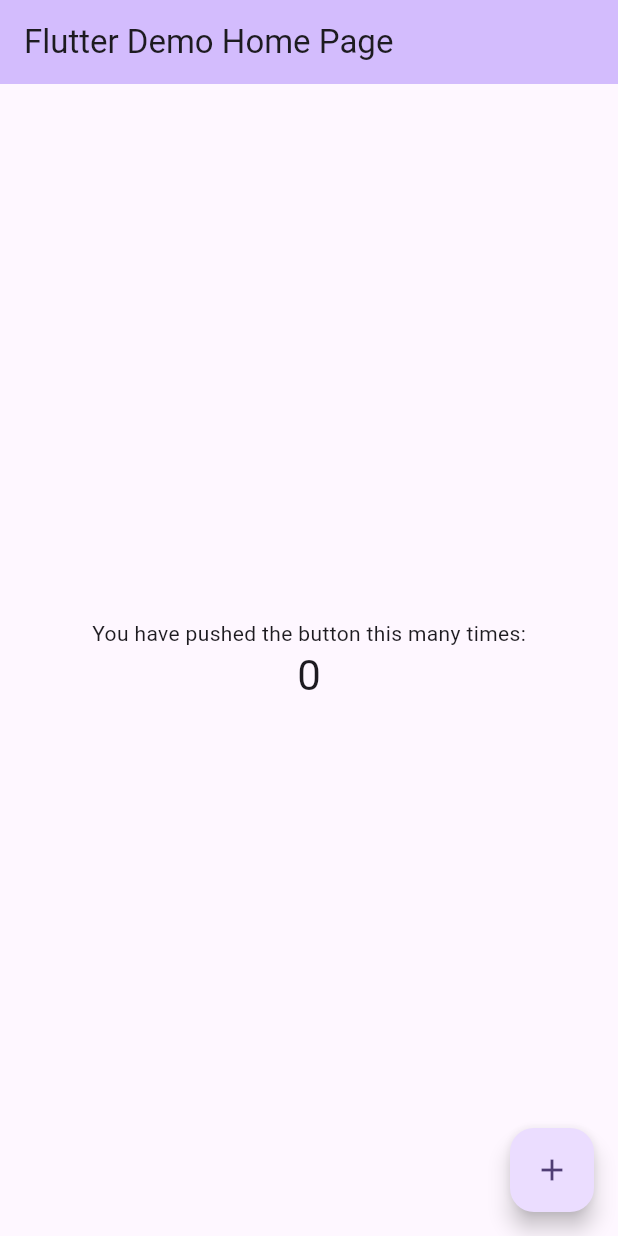
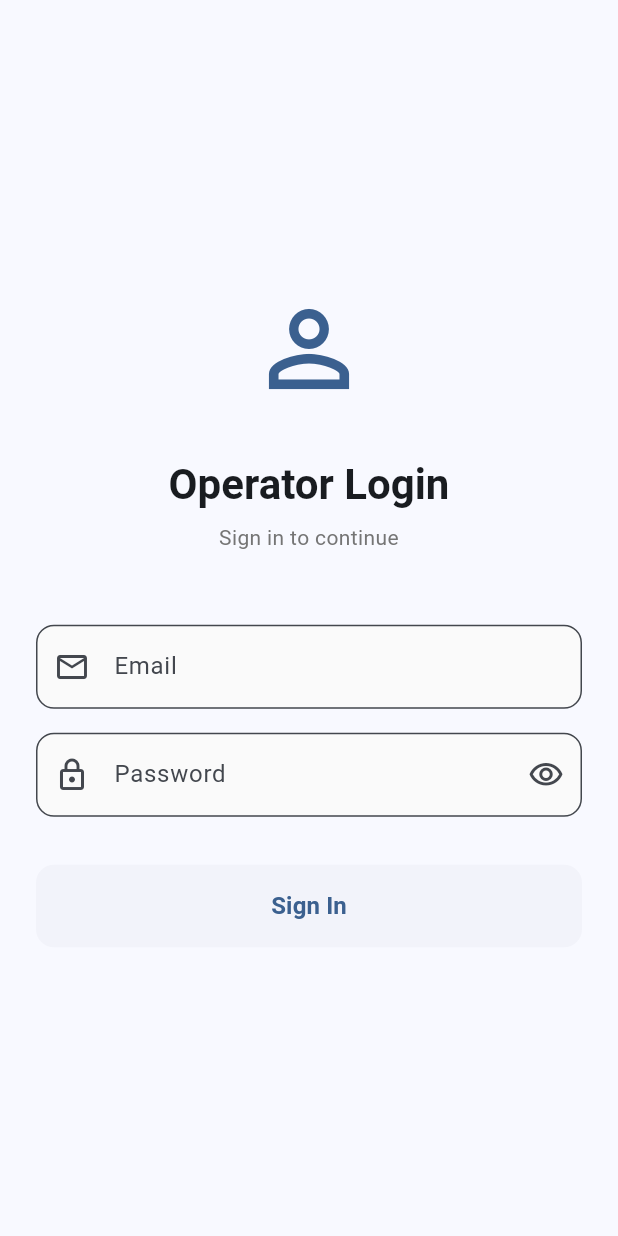
Before and after one commit to darshana-perera-97/tution-management, a Flutter app: the screen it shows after launch, on a phone screen of 412 x 824 dp. Run offline on Flutter 3.47's test engine with Material 3 defaults, Android fonts, the phone set to English and light mode, and no system bars; our stand-ins replace shared_preferences.

Commit message:
files added

```diff
--- /dev/null
+++ b/mobile/lib/config.dart
@@ -0,0 +1,17 @@
+/// Backend API Configuration
+///
+/// This is the central configuration file for the backend API URL.
+/// To change the backend server URL, modify the value below.
+///
+/// Examples:
+/// - Local development: 'http://localhost:5253'
+/// - Production: 'https://your-domain.com'
+/// - Custom port: 'http://localhost:3000'
+class Config {
+  // Change this to your backend URL
+//   static const String apiUrl = 'http://localhost:5253';
+
+  // For production or remote server, uncomment and modify:
+  static const String apiUrl = 'https://smartclass.nexgenai.asia';
+  // static const String apiUrl = 'http://93.127.129.102:5253';
+}
--- a/mobile/lib/main.dart
+++ b/mobile/lib/main.dart
@@ -1,4 +1,7 @@
 import 'package:flutter/material.dart';
+import 'screens/login_screen.dart';
+import 'screens/dashboard_screen.dart';
+import 'services/auth_service.dart';
 
 void main() {
   runApp(const MyApp());
@@ -7,116 +10,77 @@ void main() {
 class MyApp extends StatelessWidget {
   const MyApp({super.key});
 
-  // This widget is the root of your application.
   @override
   Widget build(BuildContext context) {
     return MaterialApp(
-      title: 'Flutter Demo',
+      title: 'Tuition Management',
+      debugShowCheckedModeBanner: false,
       theme: ThemeData(
-        // This is the theme of your application.
-        //
-        // TRY THIS: Try running your application with "flutter run". You'll see
-        // the application has a purple toolbar. Then, without quitting the app,
-        // try changing the seedColor in the colorScheme below to Colors.green
-        // and then invoke "hot reload" (save your changes or press the "hot
-        // reload" button in a Flutter-supported IDE, or press "r" if you used
-        // the command line to start the app).
-        //
-        // Notice that the counter didn't reset back to zero; the application
-        // state is not lost during the reload. To reset the state, use hot
-        // restart instead.
-        //
-        // This works for code too, not just values: Most code changes can be
-        // tested with just a hot reload.
-        colorScheme: ColorScheme.fromSeed(seedColor: Colors.deepPurple),
+        colorScheme: ColorScheme.fromSeed(
+          seedColor: const Color(0xFF4A90E2),
+          brightness: Brightness.light,
+        ),
+        useMaterial3: true,
+        inputDecorationTheme: InputDecorationTheme(
+          border: OutlineInputBorder(
+            borderRadius: BorderRadius.circular(12),
+          ),
+        ),
+        elevatedButtonTheme: ElevatedButtonThemeData(
+          style: ElevatedButton.styleFrom(
+            elevation: 0,
+            shape: RoundedRectangleBorder(
+              borderRadius: BorderRadius.circular(12),
+            ),
+          ),
+        ),
       ),
-      home: const MyHomePage(title: 'Flutter Demo Home Page'),
+      home: const AuthWrapper(),
+      routes: {
+        '/login': (context) => const LoginScreen(),
+        '/dashboard': (context) => const DashboardScreen(),
+      },
     );
   }
 }
 
-class MyHomePage extends StatefulWidget {
-  const MyHomePage({super.key, required this.title});
-
-  // This widget is the home page of your application. It is stateful, meaning
-  // that it has a State object (defined below) that contains fields that affect
-  // how it looks.
-
-  // This class is the configuration for the state. It holds the values (in this
-  // case the title) provided by the parent (in this case the App widget) and
-  // used by the build method of the State. Fields in a Widget subclass are
-  // always marked "final".
-
-  final String title;
+class AuthWrapper extends StatefulWidget {
+  const AuthWrapper({super.key});
 
   @override
-  State<MyHomePage> createState() => _MyHomePageState();
+  State<AuthWrapper> createState() => _AuthWrapperState();
 }
 
-class _MyHomePageState extends State<MyHomePage> {
-  int _counter = 0;
+class _AuthWrapperState extends State<AuthWrapper> {
+  bool _isLoading = true;
+  bool _isAuthenticated = false;
 
-  void _incrementCounter() {
+  @override
+  void initState() {
+    super.initState();
+    _checkAuthStatus();
+  }
+
+  Future<void> _checkAuthStatus() async {
+    final isAuthenticated = await AuthService.isOperatorAuthenticated();
     setState(() {
-      // This call to setState tells the Flutter framework that something has
-      // changed in this State, which causes it to rerun the build method below
-      // so that the display can reflect the updated values. If we changed
-      // _counter without calling setState(), then the build method would not be
-      // called again, and so nothing would appear to happen.
-      _counter++;
+      _isAuthenticated = isAuthenticated;
+      _isLoading = false;
     });
   }
 
   @override
   Widget build(BuildContext context) {
-    // This method is rerun every time setState is called, for instance as done
-    // by the _incrementCounter method above.
-    //
-    // The Flutter framework has been optimized to make rerunning build methods
-    // fast, so that you can just rebuild anything that needs updating rather
-    // than having to individually change instances of widgets.
-    return Scaffold(
-      appBar: AppBar(
-        // TRY THIS: Try changing the color here to a specific color (to
-        // Colors.amber, perhaps?) and trigger a hot reload to see the AppBar
-        // change color while the other colors stay the same.
-        backgroundColor: Theme.of(context).colorScheme.inversePrimary,
-        // Here we take the value from the MyHomePage object that was created by
-        // the App.build method, and use it to set our appbar title.
-        title: Text(widget.title),
-      ),
-      body: Center(
-        // Center is a layout widget. It takes a single child and positions it
-        // in the middle of the parent.
-        child: Column(
-          // Column is also a layout widget. It takes a list of children and
-          // arranges them vertically. By default, it sizes itself to fit its
-          // children horizontally, and tries to be as tall as its parent.
-          //
-          // Column has various properties to control how it sizes itself and
-          // how it positions its children. Here we use mainAxisAlignment to
-          // center the children vertically; the main axis here is the vertical
-          // axis because Columns are vertical (the cross axis would be
-          // horizontal).
-          //
-          // TRY THIS: Invoke "debug painting" (choose the "Toggle Debug Paint"
-          // action in the IDE, or press "p" in the console), to see the
-          // wireframe for each widget.
-          mainAxisAlignment: MainAxisAlignment.center,
-          children: <Widget>[
-            const Text('You have pushed the button this many times:'),
-            Text(
-              '$_counter',
-              style: Theme.of(context).textTheme.headlineMedium,
-            ),
-          ],
+    if (_isLoading) {
+      return const Scaffold(
+        body: Center(
+          child: CircularProgressIndicator(),
         ),
-      ),
-      floatingActionButton: FloatingActionButton(
-        onPressed: _incrementCounter,
-        tooltip: 'Increment',
-        child: const Icon(Icons.add),
-      ), // This trailing comma makes auto-formatting nicer for build methods.
-    );
+      );
+    }
+
+    return _isAuthenticated
+        ? const DashboardScreen()
+        : const LoginScreen();
   }
 }
--- /dev/null
+++ b/mobile/lib/screens/login_screen.dart
@@ -0,0 +1,233 @@
+import 'package:flutter/material.dart';
+import 'package:http/http.dart' as http;
+import 'dart:convert';
+import '../config.dart';
+import '../services/auth_service.dart';
+
+class LoginScreen extends StatefulWidget {
+  const LoginScreen({super.key});
+
+  @override
+  State<LoginScreen> createState() => _LoginScreenState();
+}
+
+class _LoginScreenState extends State<LoginScreen> {
+  final _formKey = GlobalKey<FormState>();
+  final _emailController = TextEditingController();
+  final _passwordController = TextEditingController();
+
+  bool _isLoading = false;
+  bool _obscurePassword = true;
+  String? _errorMessage;
+
+  @override
+  void dispose() {
+    _emailController.dispose();
+    _passwordController.dispose();
+    super.dispose();
+  }
+
+  Future<void> _handleLogin() async {
+    if (!_formKey.currentState!.validate()) {
+      return;
+    }
+
+    setState(() {
+      _isLoading = true;
+      _errorMessage = null;
+    });
+
+    try {
+      final response = await http.post(
+        Uri.parse('${Config.apiUrl}/api/operators/login'),
+        headers: {'Content-Type': 'application/json'},
+        body: jsonEncode({
+          'email': _emailController.text.trim(),
+          'password': _passwordController.text,
+        }),
+      );
+
+      final data = jsonDecode(response.body);
+
+      if (data['success'] == true) {
+        // Save operator info
+        await AuthService.saveOperatorData(data['operator']);
+        await AuthService.setOperatorAuthenticated(true);
+
+        if (mounted) {
+          // Navigate to dashboard (you can create this later)
+          Navigator.of(context).pushReplacementNamed('/dashboard');
+        }
+      } else {
+        setState(() {
+          _errorMessage = data['message'] ?? 'Login failed. Please check your credentials.';
+          _isLoading = false;
+        });
+      }
+    } catch (e) {
+      setState(() {
+        _errorMessage = 'Unable to connect to server. Please try again later.';
+        _isLoading = false;
+      });
+    }
+  }
+
+  @override
+  Widget build(BuildContext context) {
+    return Scaffold(
+      body: SafeArea(
+        child: Center(
+          child: SingleChildScrollView(
+            padding: const EdgeInsets.all(24.0),
+            child: Form(
+              key: _formKey,
+              child: Column(
+                mainAxisAlignment: MainAxisAlignment.center,
+                crossAxisAlignment: CrossAxisAlignment.stretch,
+                children: [
+                  // Logo/Icon
+                  Icon(
+                    Icons.person_outline,
+                    size: 80,
+                    color: Theme.of(context).colorScheme.primary,
+                  ),
+                  const SizedBox(height: 32),
+
+                  // Title
+                  Text(
+                    'Operator Login',
+                    style: Theme.of(context).textTheme.headlineMedium?.copyWith(
+                      fontWeight: FontWeight.bold,
+                    ),
+                    textAlign: TextAlign.center,
+                  ),
+                  const SizedBox(height: 8),
+
+                  // Subtitle
+                  Text(
+                    'Sign in to continue',
+                    style: Theme.of(context).textTheme.bodyMedium?.copyWith(
+                      color: Colors.grey[600],
+                    ),
+                    textAlign: TextAlign.center,
+                  ),
+                  const SizedBox(height: 48),
+
+                  // Error message
+                  if (_errorMessage != null)
+                    Container(
+                      padding: const EdgeInsets.all(12),
+                      margin: const EdgeInsets.only(bottom: 16),
+                      decoration: BoxDecoration(
+                        color: Colors.red[50],
+                        borderRadius: BorderRadius.circular(8),
+                        border: Border.all(color: Colors.red[200]!),
+                      ),
+                      child: Row(
+                        children: [
+                          Icon(Icons.error_outline, color: Colors.red[700], size: 20),
+                          const SizedBox(width: 8),
+                          Expanded(
+                            child: Text(
+                              _errorMessage!,
+                              style: TextStyle(color: Colors.red[700], fontSize: 14),
+                            ),
+                          ),
+                        ],
+                      ),
+                    ),
+
+                  // Email field
+                  TextFormField(
+                    controller: _emailController,
+                    keyboardType: TextInputType.emailAddress,
+                    textInputAction: TextInputAction.next,
+                    decoration: InputDecoration(
+                      labelText: 'Email',
+                      hintText: 'operator@example.com',
+                      prefixIcon: const Icon(Icons.email_outlined),
+                      border: OutlineInputBorder(
+                        borderRadius: BorderRadius.circular(12),
+                      ),
+                      filled: true,
+                      fillColor: Colors.grey[50],
+                    ),
+                    validator: (value) {
+                      if (value == null || value.isEmpty) {
+                        return 'Please enter your email';
+                      }
+                      if (!value.contains('@')) {
+                        return 'Please enter a valid email';
+                      }
+                      return null;
+                    },
+                  ),
+                  const SizedBox(height: 16),
+
+                  // Password field
+                  TextFormField(
+                    controller: _passwordController,
+                    obscureText: _obscurePassword,
+                    textInputAction: TextInputAction.done,
+                    onFieldSubmitted: (_) => _handleLogin(),
+                    decoration: InputDecoration(
+                      labelText: 'Password',
+                      hintText: 'Enter your password',
+                      prefixIcon: const Icon(Icons.lock_outlined),
+                      suffixIcon: IconButton(
+                        icon: Icon(
+                          _obscurePassword ? Icons.visibility_outlined : Icons.visibility_off_outlined,
+                        ),
+                        onPressed: () {
+                          setState(() {
+                            _obscurePassword = !_obscurePassword;
+                          });
+                        },
+                      ),
+                      border: OutlineInputBorder(
+                        borderRadius: BorderRadius.circular(12),
+                      ),
+                      filled: true,
+                      fillColor: Colors.grey[50],
+                    ),
+                    validator: (value) {
+                      if (value == null || value.isEmpty) {
+                        return 'Please enter your password';
+                      }
+                      return null;
+                    },
+                  ),
+                  const SizedBox(height: 32),
+
+                  // Login button
+                  ElevatedButton(
+                    onPressed: _isLoading ? null : _handleLogin,
+                    style: ElevatedButton.styleFrom(
+                      padding: const EdgeInsets.symmetric(vertical: 16),
+                      shape: RoundedRectangleBorder(
+                        borderRadius: BorderRadius.circular(12),
+                      ),
+                    ),
+                    child: _isLoading
+                        ? const SizedBox(
+                            height: 20,
+                            width: 20,
+                            child: CircularProgressIndicator(
+                              strokeWidth: 2,
+                              valueColor: AlwaysStoppedAnimation<Color>(Colors.white),
+                            ),
+                          )
+                        : const Text(
+                            'Sign In',
+                            style: TextStyle(fontSize: 16, fontWeight: FontWeight.w600),
+                          ),
+                  ),
+                ],
+              ),
+            ),
+          ),
+        ),
+      ),
+    );
+  }
+}
--- /dev/null
+++ b/mobile/lib/services/auth_service.dart
@@ -0,0 +1,42 @@
+import 'package:shared_preferences/shared_preferences.dart';
+import 'dart:convert';
+
+class AuthService {
+  static const String _operatorKey = 'operator';
+  static const String _isOperatorAuthenticatedKey = 'isOperatorAuthenticated';
+
+  /// Save operator data to local storage
+  static Future<void> saveOperatorData(Map<String, dynamic> operator) async {
+    final prefs = await SharedPreferences.getInstance();
+    await prefs.setString(_operatorKey, jsonEncode(operator));
+  }
+
+  /// Get operator data from local storage
+  static Future<Map<String, dynamic>?> getOperatorData() async {
+    final prefs = await SharedPreferences.getInstance();
+    final operatorJson = prefs.getString(_operatorKey);
+    if (operatorJson != null) {
+      return jsonDecode(operatorJson) as Map<String, dynamic>;
+    }
+    return null;
+  }
+
+  /// Set operator authentication status
+  static Future<void> setOperatorAuthenticated(bool isAuthenticated) async {
+    final prefs = await SharedPreferences.getInstance();
+    await prefs.setBool(_isOperatorAuthenticatedKey, isAuthenticated);
+  }
+
+  /// Check if operator is authenticated
+  static Future<bool> isOperatorAuthenticated() async {
+    final prefs = await SharedPreferences.getInstance();
+    return prefs.getBool(_isOperatorAuthenticatedKey) ?? false;
+  }
+
+  /// Clear operator data and authentication status
+  static Future<void> logout() async {
+    final prefs = await SharedPreferences.getInstance();
+    await prefs.remove(_operatorKey);
+    await prefs.remove(_isOperatorAuthenticatedKey);
+  }
+}
```
Also changed, not shown: mobile/lib/screens/dashboard_screen.dart (added, +64 -0 lines), mobile/pubspec.lock, 13 other files.
